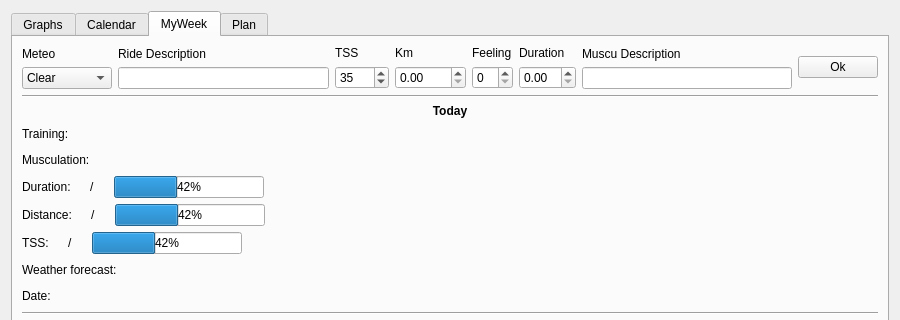
Above: themewidget.ui from pisgah-fogel/OpenCyclingTraining before the change; both pictures show x 0 to 900 and y 0 to 320 of the 900 by 600 pixel window. Below: the same form after it.
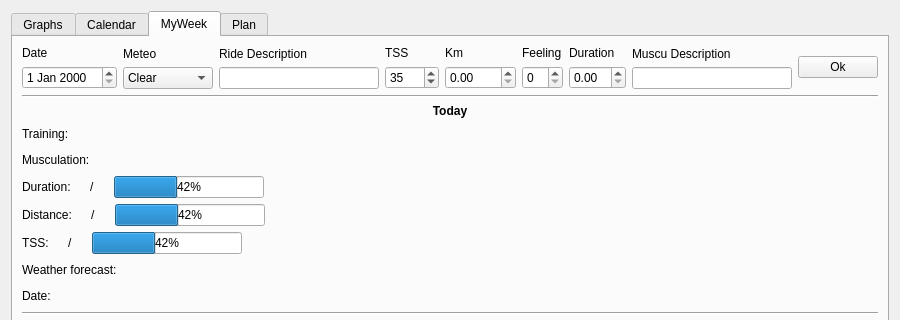
That is the form after the change.

Commit message: WIP can specify the date of an activity

Patch:
```diff
--- a/themewidget.ui
+++ b/themewidget.ui
@@ -46,6 +46,20 @@
       <layout class="QVBoxLayout" name="verticalLayout">
        <item>
         <layout class="QHBoxLayout" name="horizontalLayout_3">
+         <item>
+          <layout class="QVBoxLayout" name="verticalLayout_14">
+           <item>
+            <widget class="QLabel" name="label_3">
+             <property name="text">
+              <string>Date</string>
+             </property>
+            </widget>
+           </item>
+           <item>
+            <widget class="QDateEdit" name="dateEdit_2"/>
+           </item>
+          </layout>
+         </item>
          <item>
           <layout class="QVBoxLayout" name="verticalLayout_3">
            <item>
```
The commit also changes 1 other file.
